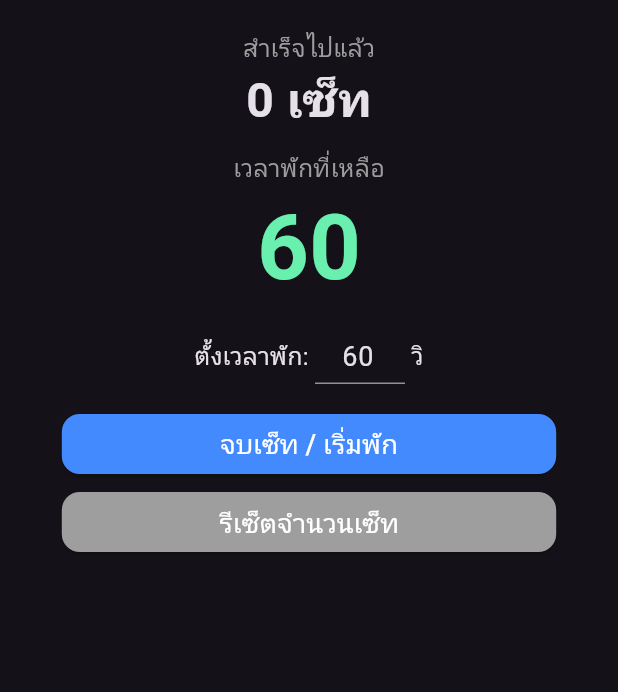
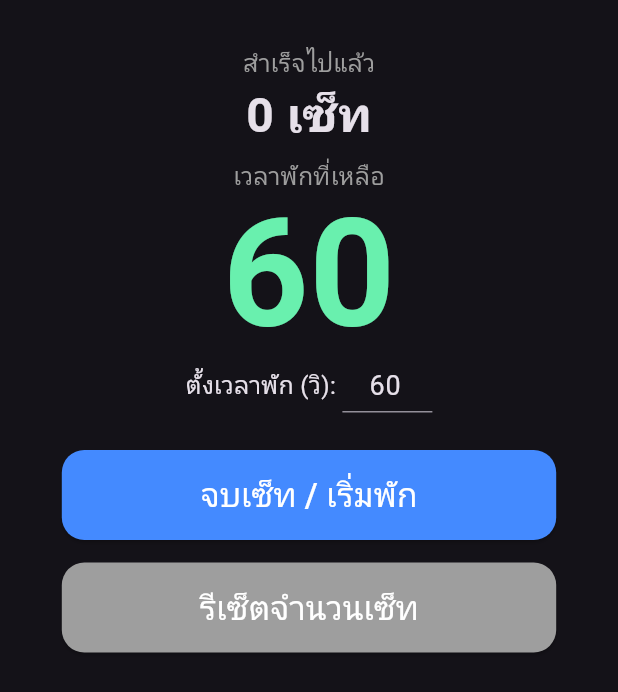
Before and after one commit to victorymark152/CyTimerSetCounter, a Flutter app: the screen it shows after launch, on a phone screen of 412 x 824 dp. Shown: the top 692 px of the screen. Run offline on Flutter 3.47's test engine with Material 3 defaults, Android fonts, the light colour scheme and no system bars.

Commit message:
update layout and remove top spacing

```diff
--- a/lib/main.dart
+++ b/lib/main.dart
@@ -74,13 +74,9 @@ class _WorkoutTimerState extends State<WorkoutTimer> {
             child: Padding(
               padding: const EdgeInsets.symmetric(horizontal: 20.0),
               child: Column(
-                mainAxisAlignment:
-                    MainAxisAlignment.start, // เปลี่ยนจาก center เป็น start
+                mainAxisAlignment: MainAxisAlignment.start,
                 children: [
-                  SizedBox(
-                    height: 20,
-                  ), // เว้นไว้นิดเดียวแค่ 10 กันตัวหนังสือติดขอบจอเกินไป
-
+                  SizedBox(height: 30), // 1. เพิ่มระยะห่างด้านบนให้มีช่องไฟ
                   Text(
                     "สำเร็จไปแล้ว",
                     style: TextStyle(fontSize: 16, color: Colors.grey),
@@ -90,26 +86,36 @@ class _WorkoutTimerState extends State<WorkoutTimer> {
                     style: TextStyle(fontSize: 32, fontWeight: FontWeight.bold),
                   ),
 
-                  SizedBox(height: 10), // ลดระยะห่างลง
+                  SizedBox(height: 5), // 2. ลดช่องไฟก่อนคำว่าเวลาพัก
                   Text(
                     "เวลาพักที่เหลือ",
                     style: TextStyle(fontSize: 16, color: Colors.grey),
                   ),
-                  Text(
-                    "$_secondsLeft",
-                    style: TextStyle(
-                      fontSize:
-                          60, // ลดขนาดตัวเลขเวลาลงจาก 120 เหลือ 80 เพื่อประหยัดที่
-                      fontWeight: FontWeight.bold,
-                      color: Colors.greenAccent,
+
+                  // 3. ปรับตัวเลขให้นิ่งขึ้นและช่องไฟน้อยลง
+                  Transform.translate(
+                    offset: Offset(
+                      0,
+                      0,
+                    ), // ขยับตัวเลขขึ้นไปหาข้อความด้านบนอีกนิด
+                    child: Text(
+                      "$_secondsLeft",
+                      style: TextStyle(
+                        fontSize: 100, // ปรับขนาดกลับมาเป็น 100 ให้ดูชัดๆ
+                        fontWeight: FontWeight.bold,
+                        color: Colors.greenAccent,
+                        height: 1.1, // บีบระยะห่างระหว่างบรรทัดของตัวเลข
+                      ),
                     ),
                   ),
 
-                  SizedBox(height: 10),
                   Row(
                     mainAxisAlignment: MainAxisAlignment.center,
                     children: [
-                      Text("ตั้งเวลาพัก: ", style: TextStyle(fontSize: 16)),
+                      Text(
+                        "ตั้งเวลาพัก (วิ): ",
+                        style: TextStyle(fontSize: 16),
+                      ),
                       SizedBox(
                         width: 60,
                         child: TextField(
@@ -118,57 +124,56 @@ class _WorkoutTimerState extends State<WorkoutTimer> {
                           textAlign: TextAlign.center,
                           style: TextStyle(fontSize: 18),
                           decoration: InputDecoration(
-                            isDense: true, // ทำให้ช่องกรอกข้อมูลเล็กลง
+                            isDense: true,
                             contentPadding: EdgeInsets.symmetric(vertical: 5),
                           ),
                         ),
                       ),
-                      Text(" วิ", style: TextStyle(fontSize: 16)),
                     ],
                   ),
 
-                  SizedBox(height: 20), // ลดช่องว่างก่อนถึงปุ่ม
+                  SizedBox(height: 25), // ระยะห่างก่อนถึงปุ่ม
 
                   SizedBox(
-                    width: screenWidth * 0.8,
-                    height: 40, // ลดความสูงปุ่มลงเล็กน้อย
+                    width: screenWidth * 0.80, // กว้างขึ้นอีกนิดเพื่อให้กดง่าย
+                    height: 60,
                     child: ElevatedButton(
                       onPressed: _startRest,
                       child: Text(
                         "จบเซ็ท / เริ่มพัก",
-                        style: TextStyle(fontSize: 18),
+                        style: TextStyle(fontSize: 22),
                       ),
                       style: ElevatedButton.styleFrom(
                         backgroundColor: Colors.blueAccent,
                         foregroundColor: Colors.white,
                         shape: RoundedRectangleBorder(
-                          borderRadius: BorderRadius.circular(12),
+                          borderRadius: BorderRadius.circular(15),
                         ),
                       ),
                     ),
                   ),
 
-                  SizedBox(height: 12),
+                  SizedBox(height: 15),
 
                   SizedBox(
-                    width: screenWidth * 0.8,
-                    height: 40,
+                    width: screenWidth * 0.80,
+                    height: 60,
                     child: ElevatedButton(
                       onPressed: _resetSets,
                       child: Text(
                         "รีเซ็ตจำนวนเซ็ท",
-                        style: TextStyle(fontSize: 18),
+                        style: TextStyle(fontSize: 22),
                       ),
                       style: ElevatedButton.styleFrom(
                         backgroundColor: Colors.grey,
                         foregroundColor: Colors.white,
                         shape: RoundedRectangleBorder(
-                          borderRadius: BorderRadius.circular(12),
+                          borderRadius: BorderRadius.circular(15),
                         ),
                       ),
                     ),
                   ),
-                  SizedBox(height: 20),
+                  SizedBox(height: 30),
                 ],
               ),
             ),
```
Also changed, not shown: 2 other files.
